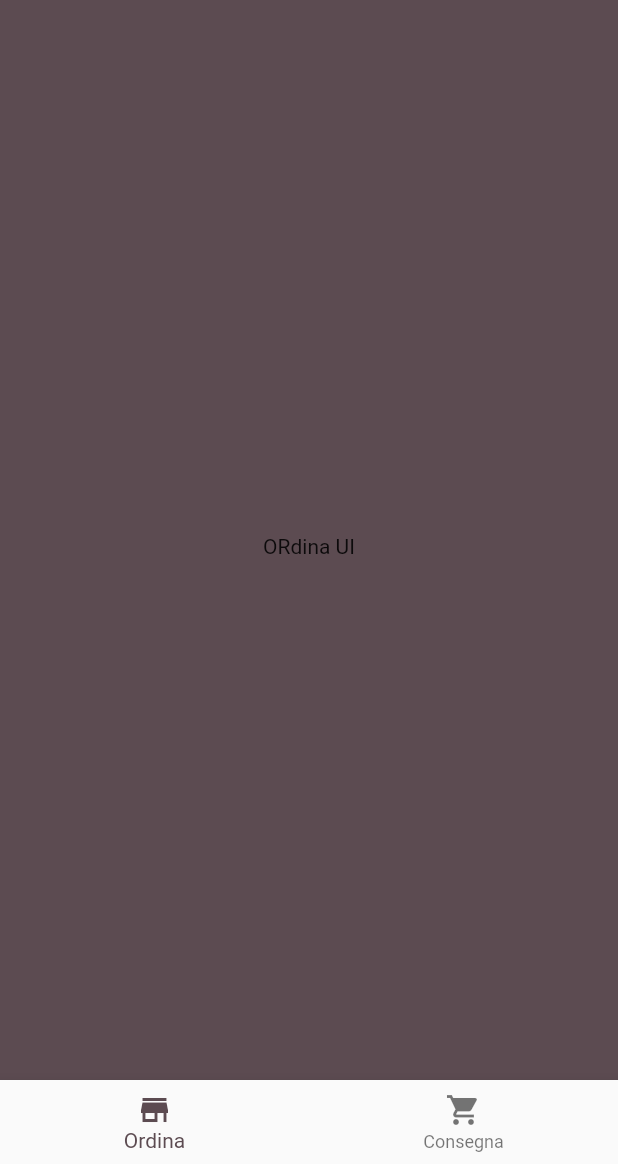
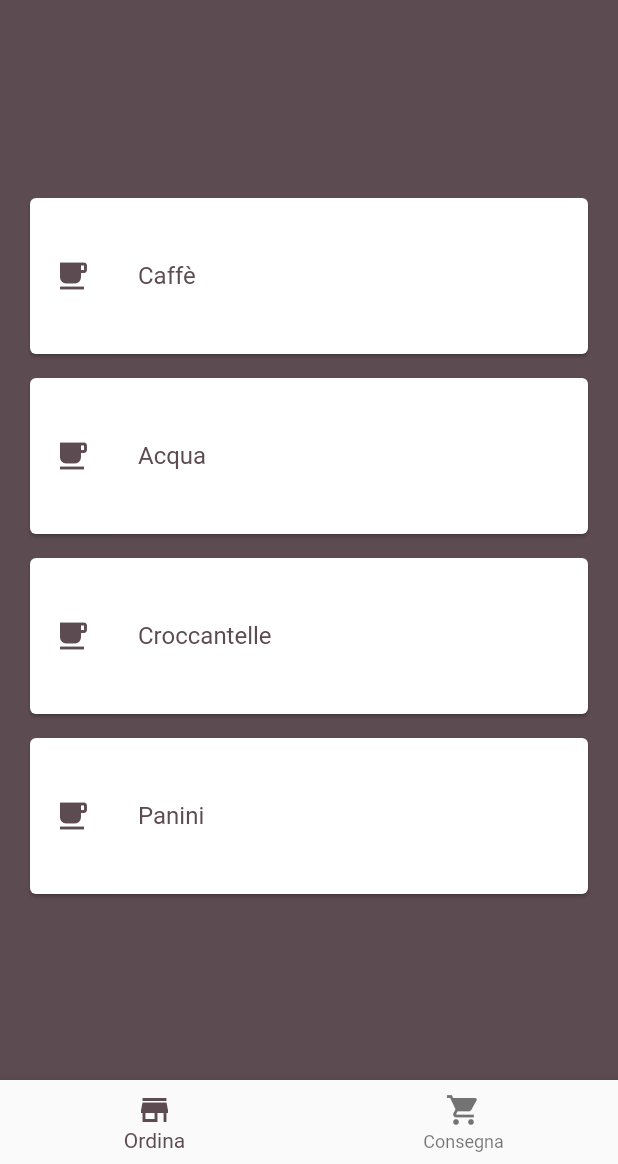
Before and after one commit to Ivaskuu/buongiornissimo_app, a Flutter app: the screen it shows after launch, on a phone screen of 412 x 824 dp, the part 72-1236 px from its top. Run offline on Flutter 3.47's test engine with Material 2 defaults, Android fonts, the phone set to English and light mode, and no system bars.

Commit message:
Created the list in Ordina UI

```diff
--- a/lib/consegna_ui.dart
+++ b/lib/consegna_ui.dart
@@ -1,4 +1,5 @@
 import 'package:flutter/material.dart';
+import 'colors.dart';
 
 class ConsegnaUI extends StatefulWidget
 {
@@ -13,6 +14,7 @@ class ConsegnaUIState extends State<ConsegnaUI>
   {
     return new Scaffold
     (
+      backgroundColor: colorCaffe,
       body: new Center
       (
         child: new Text("Consegna UI"),
--- a/lib/main_ui.dart
+++ b/lib/main_ui.dart
@@ -7,6 +7,7 @@ import 'consegna_ui.dart';
 class MainUI extends StatefulWidget
 {
   Widget body = new OrdinaUI();
+  int currentIndex = 0;
 
   @override
   MainUIState createState() => new MainUIState();
@@ -38,6 +39,7 @@ class MainUIState extends State<MainUI>
       bottomNavigationBar: new BottomNavigationBar
       (
         fixedColor: colorCaffe,
+        currentIndex: widget.currentIndex,
         items: <BottomNavigationBarItem>
         [
           new BottomNavigationBarItem
@@ -58,6 +60,8 @@ class MainUIState extends State<MainUI>
             case 0: setState(() => widget.body = new OrdinaUI()); break;
             case 1: setState(() => widget.body = new ConsegnaUI()); break;
           }
+
+          widget.currentIndex = index;
         },
       )
     );
--- a/lib/ordina_ui.dart
+++ b/lib/ordina_ui.dart
@@ -15,9 +15,97 @@ class OrdinaUIState extends State<OrdinaUI>
     return new Scaffold
     (
       backgroundColor: colorCaffe,
-      body: new Center
+      body: new Container
       (
-        child: new Text("ORdina UI"),
+        margin: new EdgeInsets.symmetric(horizontal: 16.0),
+        child: new Column
+        (
+          mainAxisAlignment: MainAxisAlignment.center,
+          crossAxisAlignment: CrossAxisAlignment.center,
+          children: <Widget>
+          [
+            new Container
+            (
+              margin: new EdgeInsets.symmetric(vertical: 4.0),
+              child: new Card
+              (
+                child: new InkWell
+                (
+                  onTap: () => null,
+                  child: new Container
+                  (
+                    margin: new EdgeInsets.symmetric(vertical: 24.0),
+                    child: new ListTile
+                    (
+                      leading: new Icon(Icons.local_cafe, color: colorCaffe),
+                      title: new Text("Caffè", style: new TextStyle(color: colorCaffe)),
+                    ),
+                  ),
+                ),
+              ),
+            ),
+            new Container
+            (
+              margin: new EdgeInsets.symmetric(vertical: 4.0),
+              child: new Card
+              (
+                child: new InkWell
+                (
+                  onTap: () => null,
+                  child: new Container
+                  (
+                    margin: new EdgeInsets.symmetric(vertical: 24.0),
+                    child: new ListTile
+                    (
+                      leading: new Icon(Icons.local_cafe, color: colorCaffe),
+                      title: new Text("Acqua", style: new TextStyle(color: colorCaffe)),
+                    ),
+                  ),
+                ),
+              ),
+            ),
+            new Container
+            (
+              margin: new EdgeInsets.symmetric(vertical: 4.0),
+              child: new Card
+              (
+                child: new InkWell
+                (
+                  onTap: () => null,
+                  child: new Container
+                  (
+                    margin: new EdgeInsets.symmetric(vertical: 24.0),
+                    child: new ListTile
+                    (
+                      leading: new Icon(Icons.local_cafe, color: colorCaffe),
+                      title: new Text("Croccantelle", style: new TextStyle(color: colorCaffe)),
+                    ),
+                  ),
+                ),
+              ),
+            ),
+            new Container
+            (
+              margin: new EdgeInsets.symmetric(vertical: 4.0),
+              child: new Card
+              (
+                child: new InkWell
+                (
+                  onTap: () => null,
+                  child: new Container
+                  (
+                    margin: new EdgeInsets.symmetric(vertical: 24.0),
+                    child: new ListTile
+                    (
+                      leading: new Icon(Icons.local_cafe, color: colorCaffe),
+                      title: new Text("Panini", style: new TextStyle(color: colorCaffe)),
+                    ),
+                  ),
+                ),
+              ),
+            ),
+          ],
+        ),
       )
     );
   }
```
